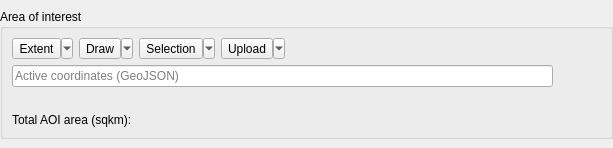
Old version of the form planet_explorer/ui/pe_aoi_filter_base.ui in the repository planetlabs/qgis-planet-plugin.
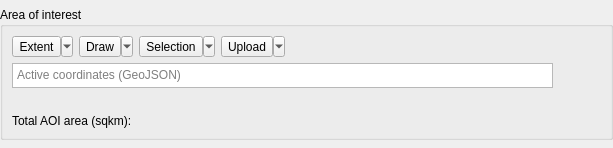
New version of the form. Icons and pictures are not drawn. Custom widgets are drawn as their Qt base class.

Commit message: use QTextEdit instead of QLineEdit to deal with long geojson text

The edit to the form file:
```diff
--- a/planet_explorer/ui/pe_aoi_filter_base.ui
+++ b/planet_explorer/ui/pe_aoi_filter_base.ui
@@ -198,7 +198,13 @@
           <number>0</number>
          </property>
          <item>
-          <widget class="QLineEdit" name="leAOI">
+          <widget class="QTextEdit" name="leAOI">
+           <property name="maximumSize">
+            <size>
+             <width>16777215</width>
+             <height>25</height>
+            </size>
+           </property>
            <property name="toolTip">
             <string>GeoJSON feature required:
 - only polygon type supported
@@ -206,12 +212,12 @@
 - limited to 500 vertices
 </string>
            </property>
+           <property name="verticalScrollBarPolicy">
+            <enum>Qt::ScrollBarAlwaysOff</enum>
+           </property>
            <property name="placeholderText">
             <string>Active coordinates (GeoJSON)</string>
            </property>
-           <property name="clearButtonEnabled">
-            <bool>true</bool>
-           </property>
           </widget>
          </item>
          <item>
```
The commit also changes 1 other file.
